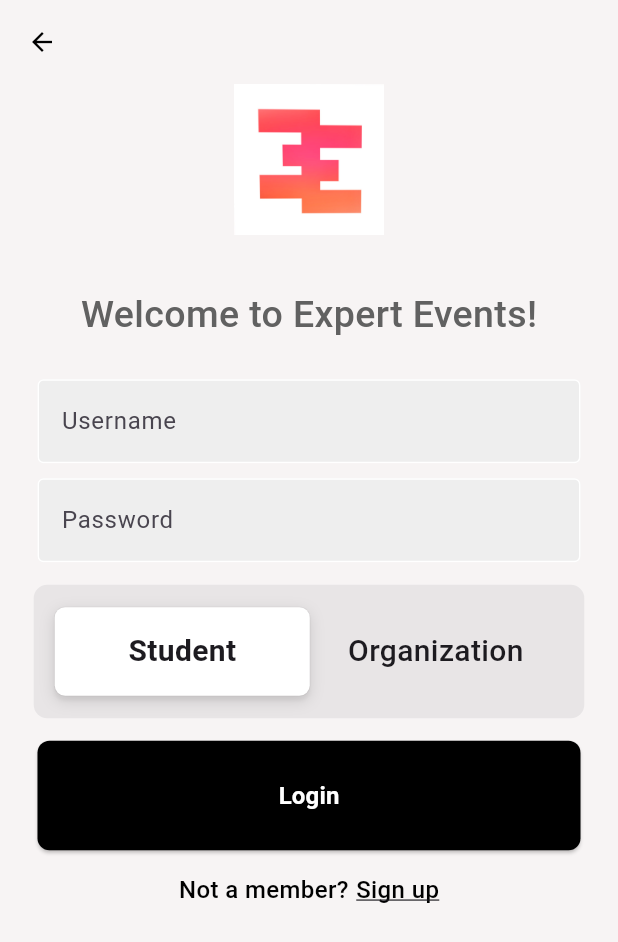
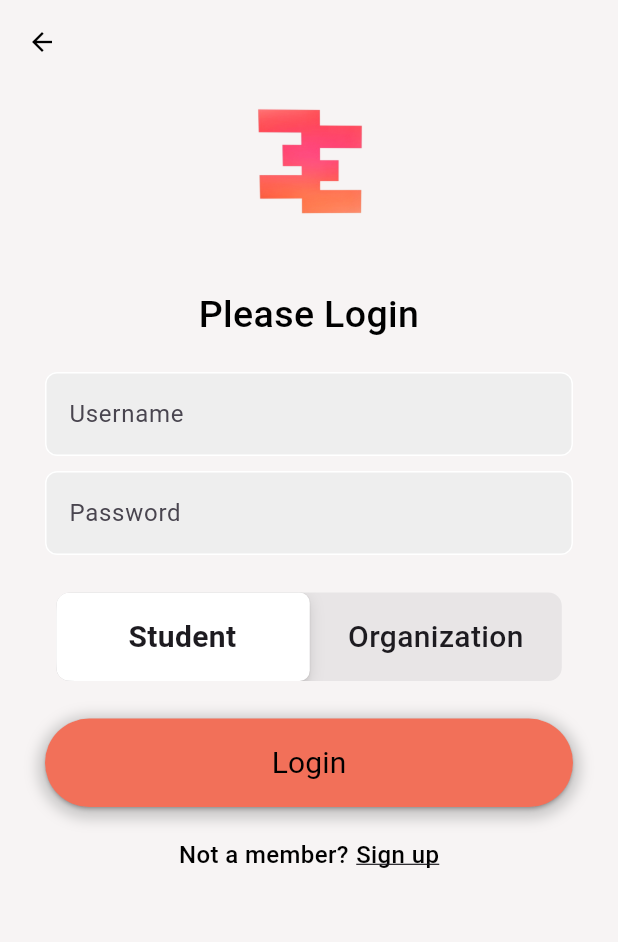
Before and after one commit to acm-projects/ExpertEvents, a Flutter app: the screen it shows after launch, after a tap on "Login", on a phone screen of 412 x 824 dp. Shown: the top 942 px of the screen. Run offline on Flutter 3.47's test engine with Material 3 defaults, Android fonts, the phone set to English and light mode, and no system bars; our stand-ins replace cloud_firestore, firebase_auth, firebase_core, firebase_storage, image_picker, like_button; accounts and stored records are empty.

Commit message:
Color changes

```diff
--- a/expert_events_flutter_project/lib/detailedevents.dart
+++ b/expert_events_flutter_project/lib/detailedevents.dart
@@ -27,7 +27,7 @@ class _EventDetailPageState extends State<EventDetailPage> {
     return Scaffold(
       appBar: AppBar(
         elevation: 0,
-        backgroundColor: Color.fromARGB(255, 247, 244, 244),
+        backgroundColor: Color.fromARGB(255, 248, 152, 122),
         leading: IconButton(
       onPressed: () {
         Navigator.pop(context);
@@ -43,8 +43,7 @@ class _EventDetailPageState extends State<EventDetailPage> {
         widget.eventName, //name of the event
         style: TextStyle(
           color: Colors.black,
-          fontSize: 30,
-          fontWeight: FontWeight.bold,
+          fontSize: 25,
         ),
       ),
 
--- a/expert_events_flutter_project/lib/login.dart
+++ b/expert_events_flutter_project/lib/login.dart
@@ -34,25 +34,27 @@ class _LoginPageState extends State<LoginPage> {
       ),
       body: SafeArea(
         child: SingleChildScrollView(
+          padding: EdgeInsets.symmetric(horizontal: 30),
           child: Center(
             child: Column(
-              children: [
+              children: <Widget>[
                 Image.asset(
                   'assets/ExpertEventsLogo.jpg',
                   width: 100,
                 ),
                 const SizedBox(height: 35),
                 Text(
-                  "Welcome to Expert Events!",
+                  "Please Login",
+                  textAlign: TextAlign.center,
                   style: TextStyle(
-                    color: Colors.grey[700],
+                    color: Colors.black,
                     fontSize: 25,
                     fontWeight: FontWeight.w500,
                   ),
                 ),
-                const SizedBox(height: 25),
+                const SizedBox(height: 20),
                 Padding(
-                  padding: const EdgeInsets.symmetric(horizontal: 25.0),
+                  padding: const EdgeInsets.symmetric(horizontal: 0),
                   child: MyTextField(
                     controller: usernameController,
                     hintText: 'Username',
@@ -61,16 +63,16 @@ class _LoginPageState extends State<LoginPage> {
                 ),
                 const SizedBox(height: 10),
                 Padding(
-                  padding: const EdgeInsets.symmetric(horizontal: 25.0),
+                  padding: const EdgeInsets.symmetric(horizontal: 0),
                   child: MyTextField(
                     controller: passwordController,
                     hintText: 'Password',
                     obscureText: true,
                   ),
                 ),
-                const SizedBox(height: 15),
+                const SizedBox(height: 25),
                 CupertinoSlidingSegmentedControl<int>(
-                  padding: const EdgeInsets.all(15),
+                  padding: const EdgeInsets.all(0),
                   groupValue: groupValue,
                   children: {
                     0: buildSegment('Student'),
@@ -82,9 +84,20 @@ class _LoginPageState extends State<LoginPage> {
                     });
                   },
                 ),
-                const SizedBox(height: 15),
+                const SizedBox(height: 25),
                 Container(
-                  margin: const EdgeInsets.symmetric(horizontal: 25),
+                    decoration: BoxDecoration(
+                      boxShadow: [
+                        BoxShadow(
+                          color: Colors.grey.withOpacity(0.5),
+                          spreadRadius: 5,
+                          blurRadius: 7,
+                          offset: Offset(0, 3),
+                        ),
+                      ],
+                      borderRadius: BorderRadius.circular(50),
+                    ),
+                  margin: const EdgeInsets.symmetric(horizontal: 0),
                   child: ElevatedButton(
                     onPressed: () {
                       Navigator.push(
@@ -93,24 +106,24 @@ class _LoginPageState extends State<LoginPage> {
                       );
                     },
                     style: ElevatedButton.styleFrom(
-                      padding: const EdgeInsets.all(25),
-                      backgroundColor: Colors.black,
+                      padding: const EdgeInsets.all(15),
+                      backgroundColor: Color.fromARGB(255, 242, 112, 89),
                       shape: RoundedRectangleBorder(
-                        borderRadius: BorderRadius.circular(8),
+                        borderRadius: BorderRadius.circular(50),
                       ),
                       minimumSize: const Size(double.infinity, 50),
                     ),
                     child: const Text(
                       "Login",
                       style: TextStyle(
-                        color: Colors.white,
-                        fontWeight: FontWeight.bold,
-                        fontSize: 16,
+                        fontWeight: FontWeight.w400,
+                        color: Colors.black,
+                        fontSize: 20,
                       ),
                     ),
                   ),
                 ),
-                const SizedBox(height: 15),
+                const SizedBox(height: 20),
                 Center(
                   child: Row(
                     mainAxisAlignment: MainAxisAlignment.center,
--- a/expert_events_flutter_project/lib/main.dart
+++ b/expert_events_flutter_project/lib/main.dart
@@ -1,19 +1,34 @@
-import 'package:myapp/uploadposter.dart';
+//some packages that we need
+import 'package:flutter/cupertino.dart';
+import 'package:flutter/material.dart';
+import 'login.dart';
+
+
+import 'firebase_options.dart';
+import 'package:firebase_core/firebase_core.dart';
+import '../firebase_auth_implementation/firebase_auth_services.dart';
+import 'package:firebase_auth/firebase_auth.dart';
+import '../models/user.dart';
+import 'uploadposter.dart';
 
 import 'signup.dart';
 import 'package:flutter/material.dart';
 import 'login.dart';
 
-void main() {
+void main() async {
+ WidgetsFlutterBinding.ensureInitialized();
+  await Firebase.initializeApp(
+    options: DefaultFirebaseOptions.web,
+  );
+
   runApp(MaterialApp(
     home: Home(),
-  ));
+    ));
 }
+
 
 class Home extends StatelessWidget {
 
-  // This widget is the root of your application.
-  @override
   Widget build(BuildContext context) {
     /*
     return MaterialApp(
@@ -34,11 +49,14 @@ class Home extends StatelessWidget {
                 children: <Widget>[
                     Text(
                       "Welcome to Expert Events!",
+                      textAlign: TextAlign.center,
                       style: TextStyle(
                       fontWeight: FontWeight.bold,
                       fontSize: 28,
+
                       ),
                     ),
+
                     SizedBox(
                      height: 20,
                     ),
@@ -50,16 +68,28 @@ class Home extends StatelessWidget {
                 ),
               Column(
                 children: <Widget>[
-                  MaterialButton(
+                  Container(
+                    decoration: BoxDecoration(
+                      boxShadow: [
+                        BoxShadow(
+                          color: Colors.grey.withOpacity(0.5),
+                          spreadRadius: 5,
+                          blurRadius: 7,
+                          offset: Offset(0, 3),
+                        ),
+                      ],
+                      borderRadius: BorderRadius.circular(50),
+                    ),
+                  child: MaterialButton(
                     minWidth: double.infinity,
                     height: 60,
                     onPressed: () {
                       Navigator.push(context, MaterialPageRoute(builder: (context) => LoginPage()));
                     },
-                    color: Colors.black,
+                    color: Color.fromARGB(255, 242, 112, 89),
                     shape: RoundedRectangleBorder(
                       side: BorderSide(
-                        color: Colors.black
+                        color: Color.fromARGB(255, 242, 112, 89)
                       ),
                       borderRadius: BorderRadius.circular(50)
                     ),
@@ -68,23 +98,36 @@ class Home extends StatelessWidget {
                       style: TextStyle(
                         fontWeight: FontWeight.w400,
                         fontSize: 20,
-                        color: Colors.white,
+                        color: Colors.black,
                       ),
                     ),
+                  ),
                   ),
                   SizedBox(
                     height: 20,
                   ),
-                  MaterialButton(
+                  Container(
+                    decoration: BoxDecoration(
+                      boxShadow: [
+                        BoxShadow(
+                          color: Colors.grey.withOpacity(0.5),
+                          spreadRadius: 5,
+                          blurRadius: 7,
+                          offset: Offset(0, 3),
+                        ),
+                      ],
+                      borderRadius: BorderRadius.circular(50),
+                    ),
+                  child: MaterialButton(
                     minWidth: double.infinity,
                     height: 60,
                     onPressed: () {
                       Navigator.push(context, MaterialPageRoute(builder: (context) => SignUp()));
                     },
-                    color: Colors.black,
+                    color: Color.fromARGB(255, 247,157,101),
                     shape: RoundedRectangleBorder(
                       side: BorderSide(
-                        color: Colors.black
+                        color: Color.fromARGB(255,247,157,101)
                       ),
                       borderRadius: BorderRadius.circular(50)
                     ),
@@ -93,10 +136,11 @@ class Home extends StatelessWidget {
                       style: TextStyle(
                         fontWeight: FontWeight.w400,
                         fontSize: 20,
-                        color: Colors.white,
+                        color: Colors.black,
                       ),
                     ),
                   ),
+                  )
                 ],
               )
             ]
--- a/expert_events_flutter_project/lib/mytextfield.dart
+++ b/expert_events_flutter_project/lib/mytextfield.dart
@@ -28,9 +28,11 @@ class MyTextField extends StatelessWidget
         hintText: hintText,
         enabledBorder: const OutlineInputBorder(
           borderSide: BorderSide(color: Colors.white),
+          borderRadius: BorderRadius.all(Radius.circular(8)),
         ),
         focusedBorder: OutlineInputBorder(
           borderSide: BorderSide(color: Colors.grey.shade400),
+          borderRadius: BorderRadius.all(Radius.circular(8)),
         ),
         fillColor: Colors.grey.shade200,
         filled: true,
--- a/expert_events_flutter_project/pubspec.yaml
+++ b/expert_events_flutter_project/pubspec.yaml
@@ -35,8 +35,10 @@ dependencies:
   image_picker: ^0.8.4+2
   firebase_storage: ^11.6.9
   cloud_firestore: ^4.15.8
-
-
+  firebase_auth: ^4.17.8
+  intl: ^0.19.0
+  flutterfire_cli: ^0.1.1+2
+  firebase_core: ^2.27.0
 
 
 
```
Also changed, not shown: expert_events_flutter_project/lib/firebase_auth_implementation/firebase_auth_services.dart (added, +82 -0 lines), expert_events_flutter_project/lib/mainevents.dart (+4 -5 lines), expert_events_flutter_project/lib/messagingpage.dart (+15 -1 lines), expert_events_flutter_project/lib/models/message.dart (added, +36 -0 lines), expert_events_flutter_project/lib/models/user.dart (added, +220 -0 lines), expert_events_flutter_project/lib/services/messagesdb_services.dart (added, +41 -0 lines), expert_events_flutter_project/lib/services/userdb_services.dart (added, +66 -0 lines), expert_events_flutter_project/lib/signup.dart (+23 -17 lines), expert_events_flutter_project/assets/ExpertEventsLogo.jpg, expert_events_flutter_project/flutter_02.png (added), expert_events_flutter_project/flutter_03.png (added), expert_events_flutter_project/lib/firebase_options.dart (added), expert_events_flutter_project/pubspec.lock, 6 other files.
